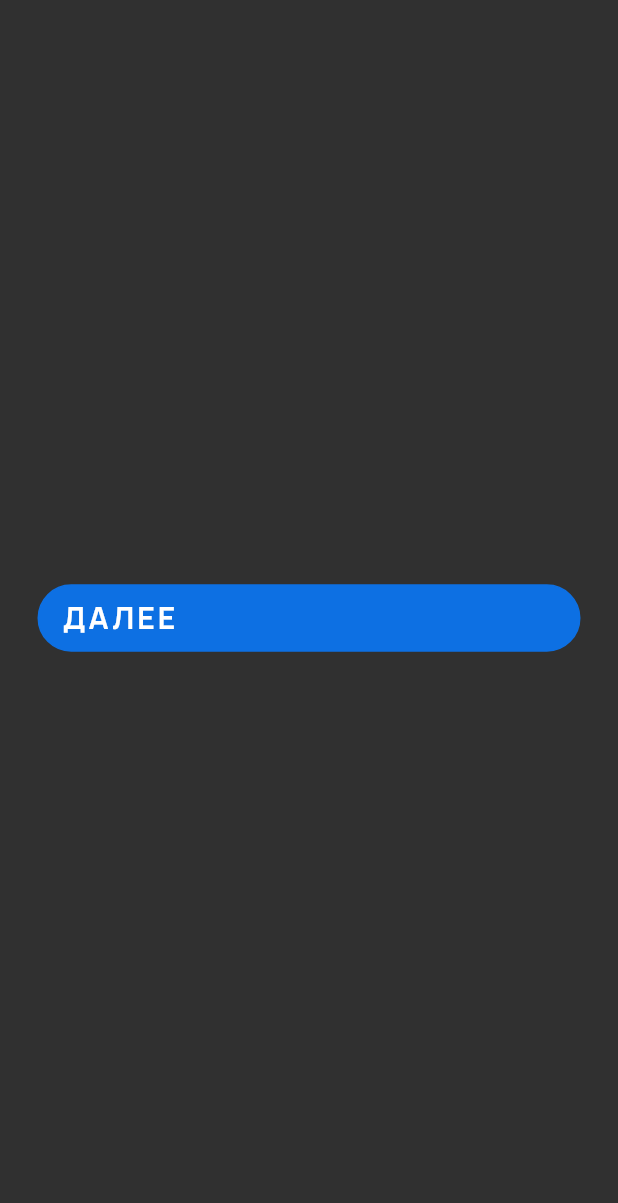
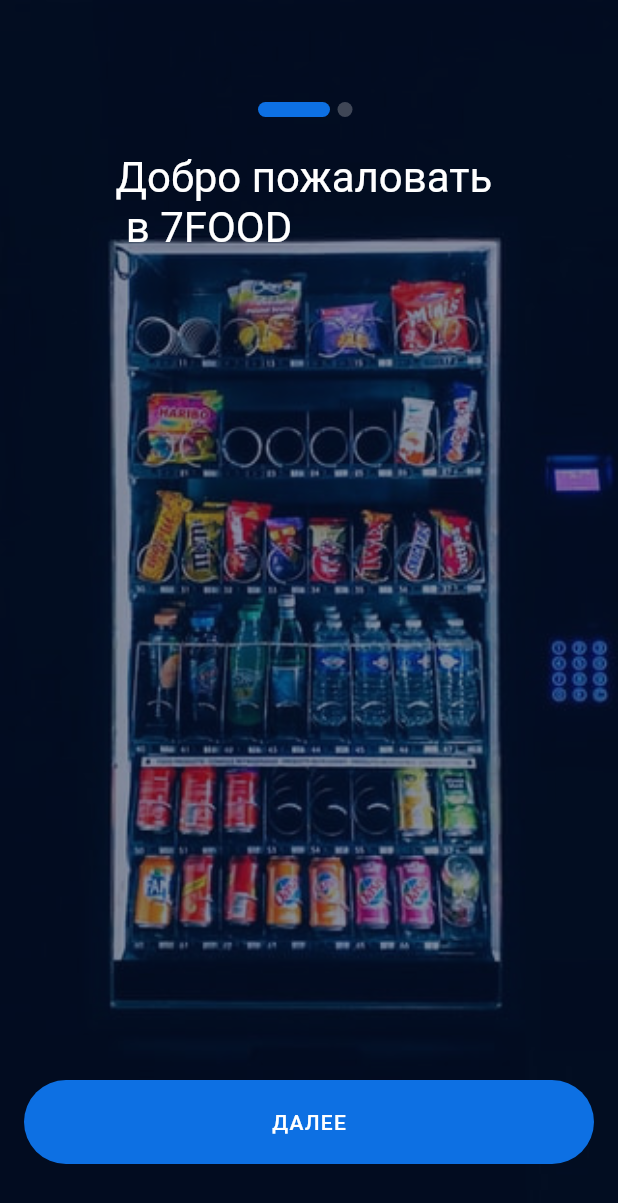
Before and after one commit to Zhamshid/7food_techgarden_flutter, a Flutter app: the screen it shows after launch, on a phone screen of 412 x 824 dp. Shown: the top 1203 px of the screen. Run offline on Flutter 3.47's test engine with Material 2 defaults, Android fonts, the phone set to English and light mode, and no system bars.

Commit message:
onboarding screen added

```diff
--- /dev/null
+++ b/lib/commons/onboarding_model.dart
@@ -0,0 +1,18 @@
+
+class OnBoardingContent {
+  final String? backgroundImage;
+  final String? title;
+
+  OnBoardingContent({this.backgroundImage, this.title});
+}
+
+List<OnBoardingContent> contents = [
+  OnBoardingContent(
+    title: 'Добро пожаловать \n в 7FOOD',
+    backgroundImage: 'images/onboarding1.jpg',
+  ),
+  OnBoardingContent(
+    title: 'Отсканируйте QR-код, \n чтобы выбрать еду',
+    backgroundImage: 'images/refrigerator.jpg',
+  ),
+];
--- a/lib/constants.dart
+++ b/lib/constants.dart
@@ -16,4 +16,10 @@ class Constants {
     color: AppColors.gray,
     fontWeight: FontWeight.w400,
   );
+
+  static const kOnBoardingButtonTextStyle = TextStyle(
+    color: Colors.white,
+    fontSize: 14,
+    letterSpacing: 0.8,
+  );
 }
--- /dev/null
+++ b/lib/custom_rounded_button.dart
@@ -0,0 +1,35 @@
+import 'package:flutter/material.dart';
+
+class CustomRoundedButton extends StatelessWidget {
+  const CustomRoundedButton({
+    Key? key, this.onPressed, this.heightButton, this.widthButton, this.colour, this.title, this.style,
+  }) : super(key: key);
+
+  final double? heightButton;
+  final double? widthButton;
+  final Color? colour;
+  final String? title;
+  final TextStyle? style;
+  final void Function()? onPressed;
+
+
+
+  @override
+  Widget build(BuildContext context) {
+    return Container(
+      height: heightButton,
+      width: widthButton,
+      decoration:BoxDecoration(
+        color: colour,
+        borderRadius: BorderRadius.circular(56),
+      ),
+      child: TextButton(
+        onPressed: onPressed,
+        child: Text(
+          title!.toUpperCase(),
+          style: style,
+        ),
+      ),
+    );
+  }
+}
--- a/lib/main.dart
+++ b/lib/main.dart
@@ -2,6 +2,7 @@ import 'package:flutter/material.dart';
 import 'package:seven_food_test/next_button.dart';
 import 'package:seven_food_test/res/app_colors.dart';
 import 'package:seven_food_test/screens/login_screen.dart';
+import 'package:seven_food_test/screens/onboarding.dart';
 import 'package:seven_food_test/screens/registration_screen.dart';
 
 void main() => runApp(const SevenFood());
@@ -16,18 +17,12 @@ class SevenFood extends StatelessWidget {
       theme: ThemeData.dark().copyWith(
         primaryColor: AppColors.primary,
       ),
+      initialRoute: OnBoarding.id,
       routes: {
+        OnBoarding.id: (context) => const OnBoarding(),
         LoginScreen.id: (context) => const LoginScreen(),
         RegistrationScreen.id: (context) => const RegistrationScreen(),
       },
-      home: Scaffold(
-        body: RoundedButton(
-          color: AppColors.primary,
-          onPressed: () {
-            Navigator.pushNamed(context, LoginScreen.id);
-          },
-        ),
-      ),
     );
   }
 }
--- a/lib/screens/onboarding.dart
+++ b/lib/screens/onboarding.dart
@@ -0,0 +1,122 @@
+import 'package:flutter/material.dart';
+import 'package:seven_food_test/commons/onboarding_model.dart';
+import 'package:seven_food_test/constants.dart';
+import 'package:seven_food_test/custom_rounded_button.dart';
+import 'package:seven_food_test/res/app_colors.dart';
+import 'package:seven_food_test/main.dart';
+import 'package:seven_food_test/screens/login_screen.dart';
+
+class OnBoarding extends StatefulWidget {
+  static const id = 'onboarding';
+  const OnBoarding({Key? key}) : super(key: key);
+
+  @override
+  _OnBoardingState createState() => _OnBoardingState();
+}
+
+class _OnBoardingState extends State<OnBoarding> {
+  int currentIndex = 0;
+  PageController? _controller;
+
+  @override
+  void initState() {
+    _controller = PageController(initialPage: 0);
+    super.initState();
+  }
+
+  @override
+  void dispose() {
+    _controller?.dispose();
+    super.dispose();
+  }
+
+  @override
+  Widget build(BuildContext context) {
+    return Scaffold(
+      body: PageView.builder(
+        controller: _controller,
+        itemCount: contents.length,
+        onPageChanged: (int index) {
+          setState(() {
+            currentIndex = index;
+          });
+        },
+        itemBuilder: (_, i) {
+          return Container(
+            decoration: BoxDecoration(
+              image: DecorationImage(
+                fit: BoxFit.cover,
+                image: AssetImage(
+                  contents[i].backgroundImage!,
+                ),
+              ),
+            ),
+            child: Container(
+              color: AppColors.black.withOpacity(0.48),
+              alignment: Alignment.center,
+              child: Padding(
+                padding: const EdgeInsets.only(left: 16, right: 16),
+                child: Column(
+                  children: <Widget>[
+                    SizedBox(
+                      height: 68,
+                    ),
+                    Row(
+                      mainAxisAlignment: MainAxisAlignment.center,
+                      children: List.generate(
+                        contents.length,
+                        (index) => buildDot(index, context),
+                      ),
+                    ),
+                    SizedBox(
+                      height: 24,
+                    ),
+                    Text(
+                      contents[i].title!,
+                      style: TextStyle(
+                        color: Colors.white,
+                        fontSize: 28,
+                      ),
+                    ),
+                    SizedBox(
+                      height: 552,
+                    ),
+                    CustomRoundedButton(
+                      colour: AppColors.primary,
+                      widthButton: double.infinity,
+                      heightButton: 56,
+                      title: 'Далее',
+                      style: Constants.kOnBoardingButtonTextStyle,
+                      onPressed: () {
+                        if (currentIndex == contents.length - 1) {
+                          Navigator.pushNamed(context, LoginScreen.id);
+                        }
+                        _controller!.nextPage(
+                            duration: Duration(milliseconds: 2),
+                            curve: Curves.bounceIn);
+                      },
+                    )
+                  ],
+                ),
+              ),
+            ),
+          );
+        },
+      ),
+    );
+  }
+
+  Container buildDot(int index, BuildContext context) {
+    return Container(
+      height: 10,
+      width: currentIndex == index ? 48 : 10,
+      margin: EdgeInsets.only(right: 5),
+      decoration: BoxDecoration(
+        borderRadius: BorderRadius.circular(56),
+        color: currentIndex == index
+            ? AppColors.primary
+            : Colors.white.withOpacity(0.24),
+      ),
+    );
+  }
+}
--- a/pubspec.yaml
+++ b/pubspec.yaml
@@ -26,12 +26,10 @@ dev_dependencies:
 
 flutter:
   uses-material-design: true
+  assets:
+    - images/
 
   # To add assets to your application, add an assets section, like this:
-  # assets:
-  #   - images/a_dot_burr.jpeg
-  #   - images/a_dot_ham.jpeg
-
   # An image asset can refer to one or more resolution-specific "variants", see
   # https://flutter.dev/assets-and-images/#resolution-aware.
 
```
Also changed, not shown: lib/screens/login_screen.dart (+20 -5 lines), lib/screens/registration_screen.dart (+72 -1 lines), images/onboarding1.jpg (added), images/refrigerator.jpg (added).
